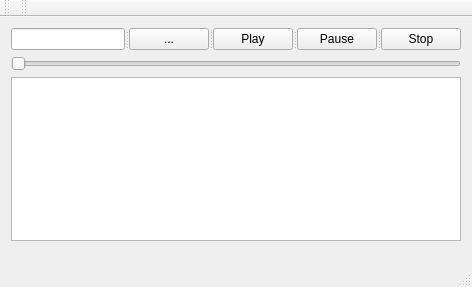
This is audioClass/audioClass/mainwindow.ui in tbigad/plainCPP as Qt 5 draws it before an edit. The edited form follows.
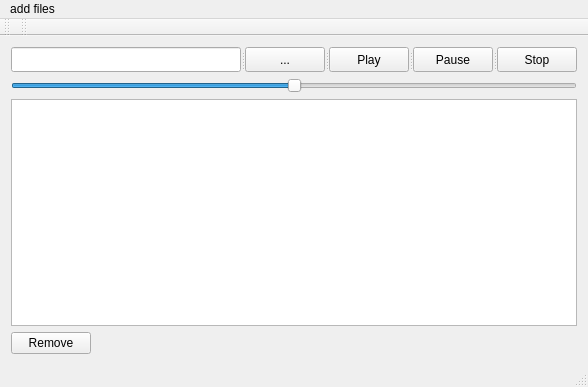
This is the edited form.

```diff
--- a/audioClass/audioClass/mainwindow.ui
+++ b/audioClass/audioClass/mainwindow.ui
@@ -6,8 +6,8 @@
    <rect>
     <x>0</x>
     <y>0</y>
-    <width>472</width>
-    <height>287</height>
+    <width>588</width>
+    <height>387</height>
    </rect>
   </property>
   <property name="sizePolicy">
@@ -27,6 +27,9 @@
     </sizepolicy>
    </property>
    <layout class="QGridLayout" name="gridLayout">
+    <item row="1" column="0">
+     <widget class="QListWidget" name="playList"/>
+    </item>
     <item row="0" column="0">
      <layout class="QVBoxLayout" name="verticalLayout">
       <item>
@@ -108,6 +111,9 @@
         <property name="maximum">
          <number>100</number>
         </property>
+        <property name="value">
+         <number>50</number>
+        </property>
         <property name="orientation">
          <enum>Qt::Horizontal</enum>
         </property>
@@ -116,20 +122,17 @@
      </layout>
     </item>
     <item row="2" column="0">
-     <spacer name="verticalSpacer">
-      <property name="orientation">
-       <enum>Qt::Vertical</enum>
+     <widget class="QPushButton" name="rmFromListButton">
+      <property name="sizePolicy">
+       <sizepolicy hsizetype="Fixed" vsizetype="Fixed">
+        <horstretch>0</horstretch>
+        <verstretch>0</verstretch>
+       </sizepolicy>
       </property>
-      <property name="sizeHint" stdset="0">
-       <size>
-        <width>20</width>
-        <height>40</height>
-       </size>
+      <property name="text">
+       <string>Remove</string>
       </property>
-     </spacer>
-    </item>
-    <item row="1" column="0">
-     <widget class="QTableView" name="tableView"/>
+     </widget>
     </item>
    </layout>
    <zorder>verticalSpacer</zorder>
@@ -140,10 +143,17 @@
     <rect>
      <x>0</x>
      <y>0</y>
-     <width>472</width>
+     <width>588</width>
      <height>19</height>
     </rect>
    </property>
+   <widget class="QMenu" name="menuOpen_files">
+    <property name="title">
+     <string>add files</string>
+    </property>
+    <addaction name="openFiles"/>
+   </widget>
+   <addaction name="menuOpen_files"/>
   </widget>
   <widget class="QToolBar" name="mainToolBar">
    <attribute name="toolBarArea">
```
Left out of the diff: 7 changed lines with no effect on the pictures.
